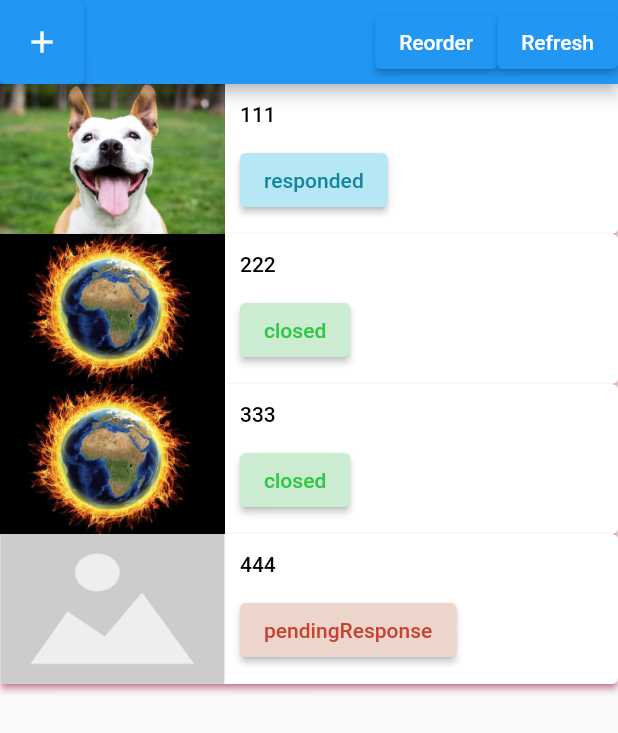
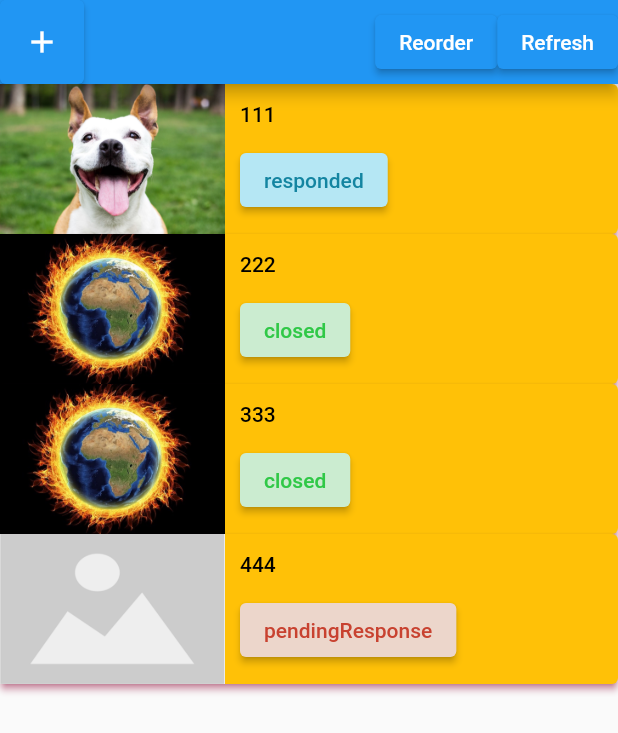
Before and after one commit to ssuntro/NewsApp_flutter_2022, a Flutter app: the screen it shows after launch, after a tap on "Reorder", on a phone screen of 412 x 824 dp. Shown: the top 733 px of the screen. Run offline on Flutter 3.47's test engine with Material 2 defaults, Android fonts, the phone set to English and light mode, and no system bars; our stand-ins replace lottie.

Commit message:
[AC-3] reoder button

```diff
--- a/lib/main_news_page.dart
+++ b/lib/main_news_page.dart
@@ -5,11 +5,16 @@ import 'package:news_app/DM/news_status.dart';
 
 import 'news_tile.dart';
 
-class MainNewsPage extends StatelessWidget {
+class MainNewsPage extends StatefulWidget {
   static const routeName = "main-news-page";
 
   MainNewsPage() {}
 
+  @override
+  State<MainNewsPage> createState() => _MainNewsPageState();
+}
+
+class _MainNewsPageState extends State<MainNewsPage> {
   final model = [
     News(
         title: "111",
@@ -26,6 +31,8 @@ class MainNewsPage extends StatelessWidget {
     News(title: "444", status: NewsStatus.pendingResponse, category: null)
   ];
 
+  var isReorderEnabled = false;
+
   @override
   Widget build(BuildContext context) {
     // return Container();
@@ -39,7 +46,13 @@ class MainNewsPage extends StatelessWidget {
           actions: [
             Row(
               children: [
-                ElevatedButton(onPressed: () {}, child: Text("Reorder")),
+                ElevatedButton(
+                    onPressed: () {
+                      setState(() {
+                        isReorderEnabled = !isReorderEnabled;
+                      });
+                    },
+                    child: Text("Reorder")),
                 ElevatedButton(onPressed: () {}, child: Text("Refresh")),
               ],
             )
@@ -49,16 +62,21 @@ class MainNewsPage extends StatelessWidget {
           itemCount: model.length,
           itemBuilder: (_, index) {
             return NewsTile(
-                model: model[index], key: Key(model[index].title ?? ""));
+                model: model[index],
+                color: isReorderEnabled ? Colors.amber : Colors.white,
+                key: Key(model[index].title ?? ""));
           },
           onReorder: (oldIndex, newIndex) {
             print("reorder ja");
 
-            // if (oldIndex < newIndex) {
-            //   newIndex = newIndex - 1;
-            // }
-            // final News news = model.removeAt(oldIndex);
-            // model.insert(newIndex, news);
+            if (!isReorderEnabled) {
+              return;
+            }
+            if (oldIndex < newIndex) {
+              newIndex = newIndex - 1;
+            }
+            final News news = model.removeAt(oldIndex);
+            model.insert(newIndex, news);
           },
         ));
   }
--- a/lib/news_tile.dart
+++ b/lib/news_tile.dart
@@ -6,8 +6,10 @@ import 'news_status_widget.dart';
 
 class NewsTile extends StatelessWidget {
   final News model;
+  final Color color;
 
-  NewsTile({@required this.model, Key key}) : super(key: key);
+  NewsTile({@required this.color, @required this.model, Key key})
+      : super(key: key);
 
   @override
   Widget build(BuildContext context) {
@@ -16,7 +18,7 @@ class NewsTile extends StatelessWidget {
         height: 100,
         child: ElevatedButton(
           style: ElevatedButton.styleFrom(
-              primary: Colors.white,
+              primary: color,
               onPrimary: Colors.black,
               shadowColor: Colors.pink,
               padding: EdgeInsets.all(0)),
```
